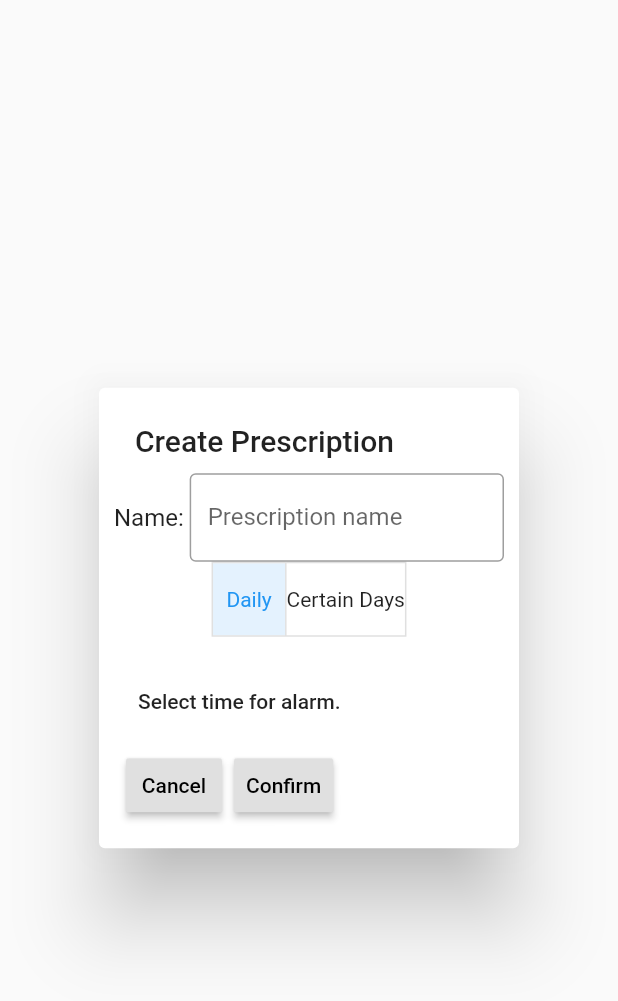
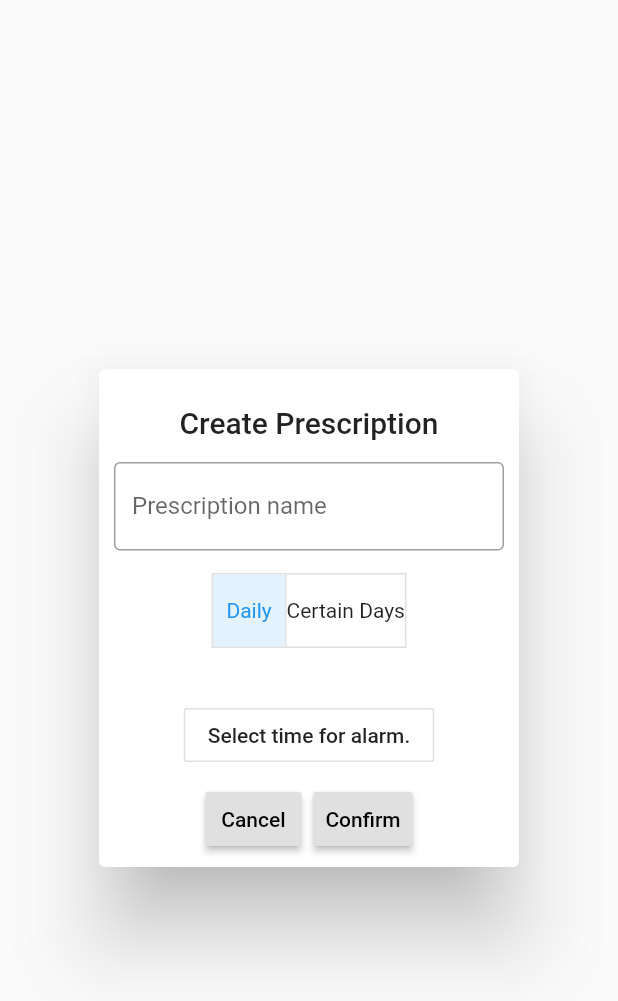
Before and after one commit to Fall2019Capstone/PillPoppers, a Flutter app: the NewPrescriptionDialog widget shown alone on an empty page, opened directly, on a phone screen of 412 x 824 dp. Shown: the top 1001 px of the screen. Run offline on Flutter 3.47's test engine with Material 2 defaults, Android fonts, the phone set to English and light mode, and no system bars; our stand-ins replace flutter_datetime_picker, flutter_local_notifications.

Commit message:
Centered items in SimpleDialog, added padding

```diff
--- a/lib/main.dart
+++ b/lib/main.dart
@@ -177,19 +177,23 @@ class _NewPrescriptionDialogState extends State<NewPrescriptionDialog> {
   @override
   Widget build(BuildContext context) {
     return SimpleDialog(
-      title: Text("Create Prescription"),
-      contentPadding: const EdgeInsets.all(10.0),
+      title: Text(
+        "Create Prescription",
+        textAlign: TextAlign.center,),
+      contentPadding: const EdgeInsets.fromLTRB(10, 15, 10, 0),
       children: <Widget>[
         // Name
         Row(
           mainAxisAlignment: MainAxisAlignment.center,
           children: <Widget>[
-            Text("Name: "),
             new Flexible(
                 child: TextField(
               expands: false,
               decoration: InputDecoration(
-                  border: OutlineInputBorder(), labelText: "Prescription name"),
+                  border: OutlineInputBorder(),
+                  labelText: "Prescription name",
+                  ),
+                  textAlign: TextAlign.center,
               onChanged: (name) {
                 newPrescription.name = name;
               },
@@ -199,11 +203,15 @@ class _NewPrescriptionDialogState extends State<NewPrescriptionDialog> {
             ))
           ],
         ),
+        Padding(
+          padding: EdgeInsets.fromLTRB(0, 15, 0, 0),
+          ),
         // Notification handler (Daily or on X,Y,Z days)
         Row(
           mainAxisAlignment: MainAxisAlignment.center,
           children: <Widget>[
             ToggleButtons(
+
               children: <Widget>[Text("Daily"), Text("Certain Days")],
               onPressed: (int index) {
                 setState(() {
@@ -228,8 +236,12 @@ class _NewPrescriptionDialogState extends State<NewPrescriptionDialog> {
             )
           ],
         ),
+        Padding(
+          padding: EdgeInsets.fromLTRB(0, 15, 0, 0),
+          ),
         // Day pickerr if not set to Daily
         Row(
+          mainAxisAlignment: MainAxisAlignment.center,
           children: <Widget>[
             Visibility(
               visible: newPrescription.daily,
@@ -259,8 +271,10 @@ class _NewPrescriptionDialogState extends State<NewPrescriptionDialog> {
             )
           ],
         ),
-        Row(children: <Widget>[
-          FlatButton(
+        Row(
+          mainAxisAlignment: MainAxisAlignment.center,
+          children: <Widget>[
+          OutlineButton(
               onPressed: () {
                 DatePicker.showTimePicker(context,
                     showTitleActions: true,
@@ -272,6 +286,7 @@ class _NewPrescriptionDialogState extends State<NewPrescriptionDialog> {
               child: Text('Select time for alarm.')),
         ]),
         Row(
+          mainAxisAlignment: MainAxisAlignment.center,
           children: <Widget>[
             new ButtonBar(children: <Widget>[
               RaisedButton(
```
